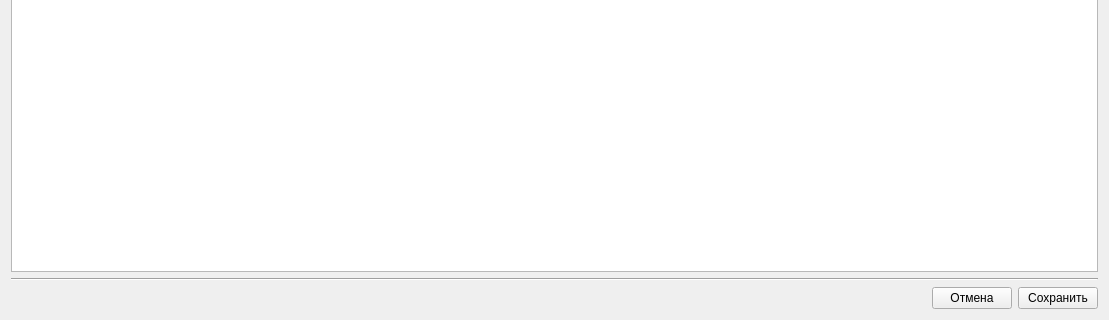
First picture: the form in designer/ui/finplandialog.ui, repository Aleee/FinanceCalender, before the edit; both pictures show x 0 to 1109 and y 365 to 685 of the 1109 by 685 pixel window.
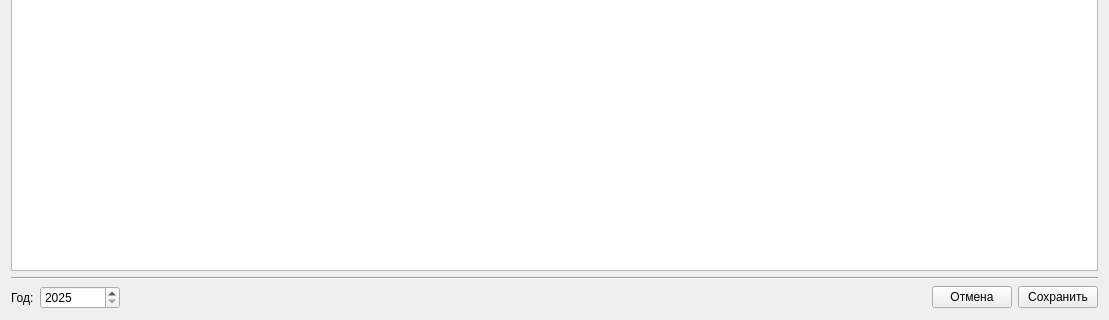
Second picture: the form after the edit. Custom widgets are drawn as their Qt base class.

The edit to the form file:
```diff
--- a/designer/ui/finplandialog.ui
+++ b/designer/ui/finplandialog.ui
@@ -23,6 +23,29 @@
    </item>
    <item row="3" column="0" colspan="2">
     <layout class="QHBoxLayout" name="horizontalLayout">
+     <item>
+      <widget class="QLabel" name="lbl_year">
+       <property name="text">
+        <string>Год:</string>
+       </property>
+      </widget>
+     </item>
+     <item>
+      <widget class="QSpinBox" name="sb_year">
+       <property name="minimumSize">
+        <size>
+         <width>80</width>
+         <height>0</height>
+        </size>
+       </property>
+       <property name="minimum">
+        <number>2025</number>
+       </property>
+       <property name="maximum">
+        <number>2099</number>
+       </property>
+      </widget>
+     </item>
      <item>
       <spacer name="horizontalSpacer">
        <property name="orientation">
```
